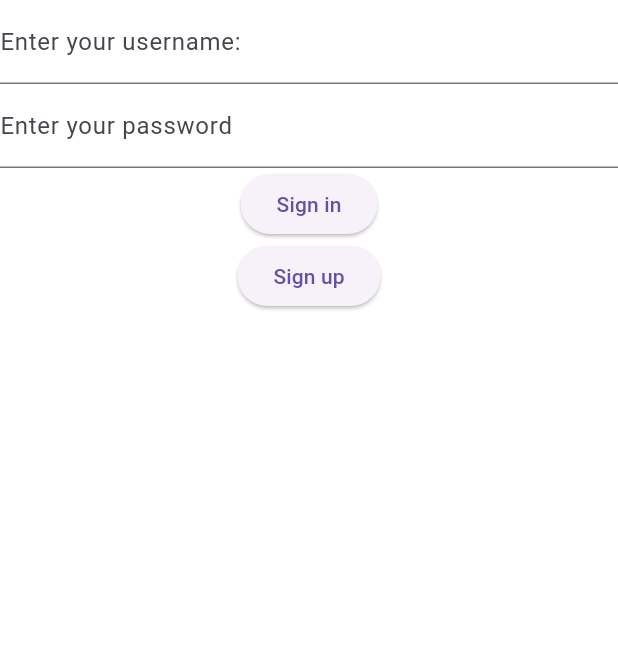
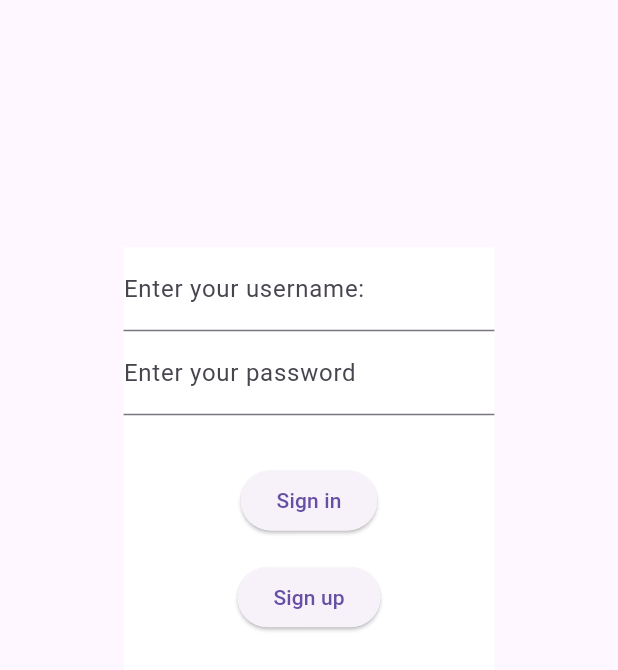
Before and after one commit to atul1503/fluchutter, a Flutter app: the screen it shows after launch, on a phone screen of 412 x 824 dp. Shown: the top 670 px of the screen. Run offline on Flutter 3.47's test engine with Material 3 defaults, Android fonts, the phone set to English and light mode, and no system bars.

Commit message:
login page layout is perfect now. use this as reference for layouts

```diff
--- a/lib/components/chat.dart
+++ b/lib/components/chat.dart
@@ -46,7 +46,9 @@ class _ChatState extends State<Chat> {
 
   @override
   Widget build(BuildContext context) {
+    var unique_chats=[];
     for(int i=0;i<messages.length;i++){
+
       addMsgWidgets(Message(messageId: messages[i]['messageId'].toString(),preview: true));
     }
     return Column(children: messageWidgets,);
@@ -142,8 +144,6 @@ class _MessageState extends State<Message> {
   Widget build(BuildContext context) {
     return Container(
       alignment: Alignment.centerRight,
-      height: 1000,
-      width: 1000,
       child: Column(children: [
         preview?(message['sender']['username']==username?Text("You said: "):Text(message['sender']['username']+" said: ")):Text(""),
         message['msgcontent']['type']=='text'?Text(message['msgcontent']['text']):(preview?Text("(image)"):Image.memory(photobytes)),
--- a/lib/components/login.dart
+++ b/lib/components/login.dart
@@ -77,19 +77,22 @@ class _LoginState extends State<Login> {
 
   @override
   Widget build(BuildContext context) {
-        return Container(
+        return Center(child: Container(
+          margin: EdgeInsets.symmetric(vertical: MediaQuery.of(context).size.height*0.2,horizontal: MediaQuery.of(context).size.width*0.2),
           color: Colors.white,
-          child: Column(children:
+          child: Center(child: Column(children:
           [
             TextField(
               decoration: InputDecoration(labelText: "Enter your username:" ),
               controller: username_controller,
-            )
-          , TextField(decoration: InputDecoration(labelText: "Enter your password"), controller: password_controller),
+            ),
+          TextField(decoration: InputDecoration(labelText: "Enter your password"), controller: password_controller),
+          SizedBox(height: MediaQuery.of(context).size.height*0.04,),
           ElevatedButton(onPressed: () {attempt_login(context);}, child: Text('Sign in')),
+          SizedBox(height: MediaQuery.of(context).size.height*0.02,),
           ElevatedButton(onPressed: attempt_signup, child: Text('Sign up')),
           attempted_login?(login_status?Text("Login is a success!"):Text("Login has failed. Either credentials are wrong.")):Text("")
-          ]),
-        );
+          ])),
+        ));
       }
 }
--- a/lib/main.dart
+++ b/lib/main.dart
@@ -1,4 +1,5 @@
 import 'package:fluchutter/components/chat.dart';
+import 'package:fluchutter/components/chatter.dart';
 import 'package:fluchutter/components/login.dart';
 import 'package:fluchutter/models/app_navigation.dart';
 import 'package:fluchutter/models/messages.dart';
@@ -41,7 +42,7 @@ class FrontPage extends StatelessWidget {
         return Login();
       }
       else if (nav.nav['frontpage']=='chat') {
-        return Chat();
+        return Chatter();
       }
       else{
         return Login();
```
Also changed, not shown: lib/components/chatter.dart (added, +19 -0 lines), lib/components/one_to_one_chat.dart (added, +25 -0 lines).
